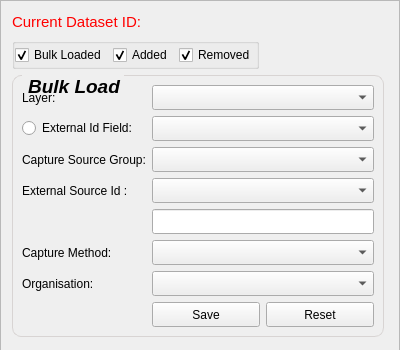
Old version of the form buildings/gui/bulk_load.ui in the repository linz/nz-buildings; both pictures show x 0 to 400 and y 0 to 350 of the 400 by 900 pixel window.
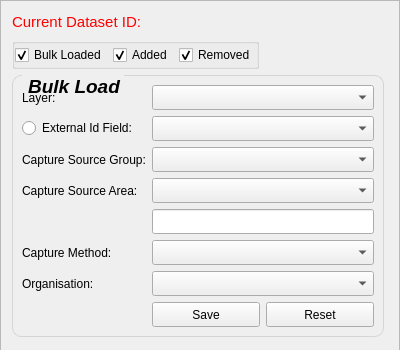
New version of the form. Custom widgets are drawn as their Qt base class.

Commit message: change external_id to capture source area

The edit to the form file:
```diff
--- a/buildings/gui/bulk_load.ui
+++ b/buildings/gui/bulk_load.ui
@@ -426,7 +426,7 @@
           <item row="5" column="0">
            <widget class="QLabel" name="lb_external_id_2">
             <property name="text">
-             <string>External Source Id :</string>
+             <string>Capture Source Area:</string>
             </property>
            </widget>
           </item>
```
Left out of the diff: 2 changed lines with no effect on the pictures. The commit also changes 7 other files.
